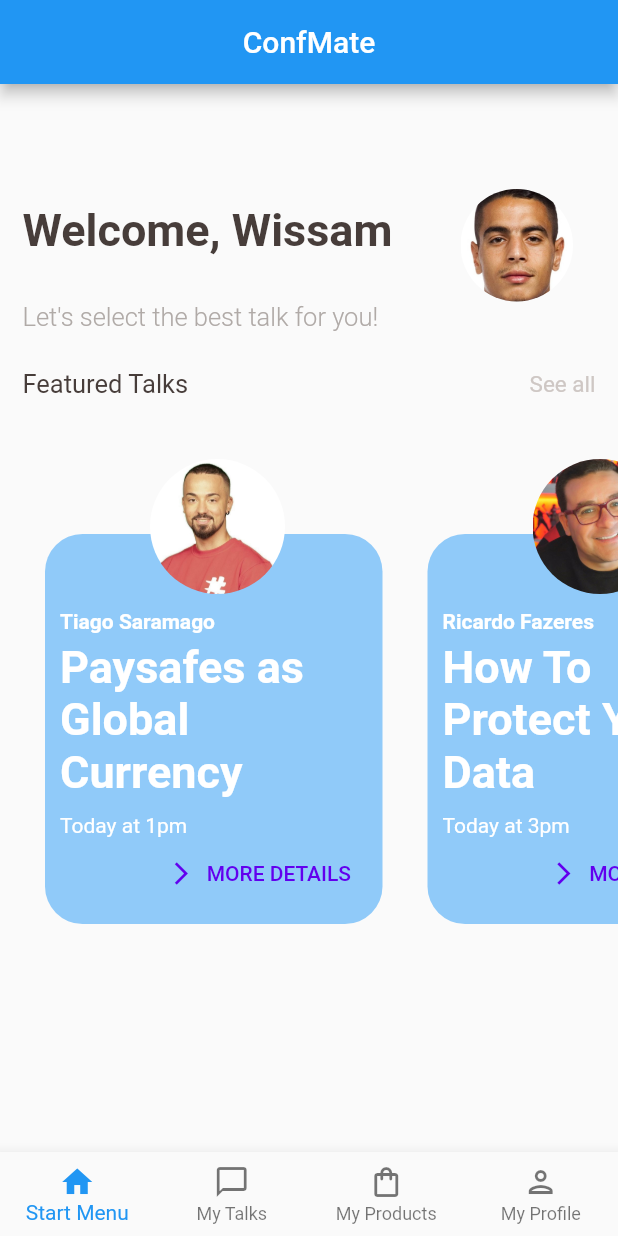
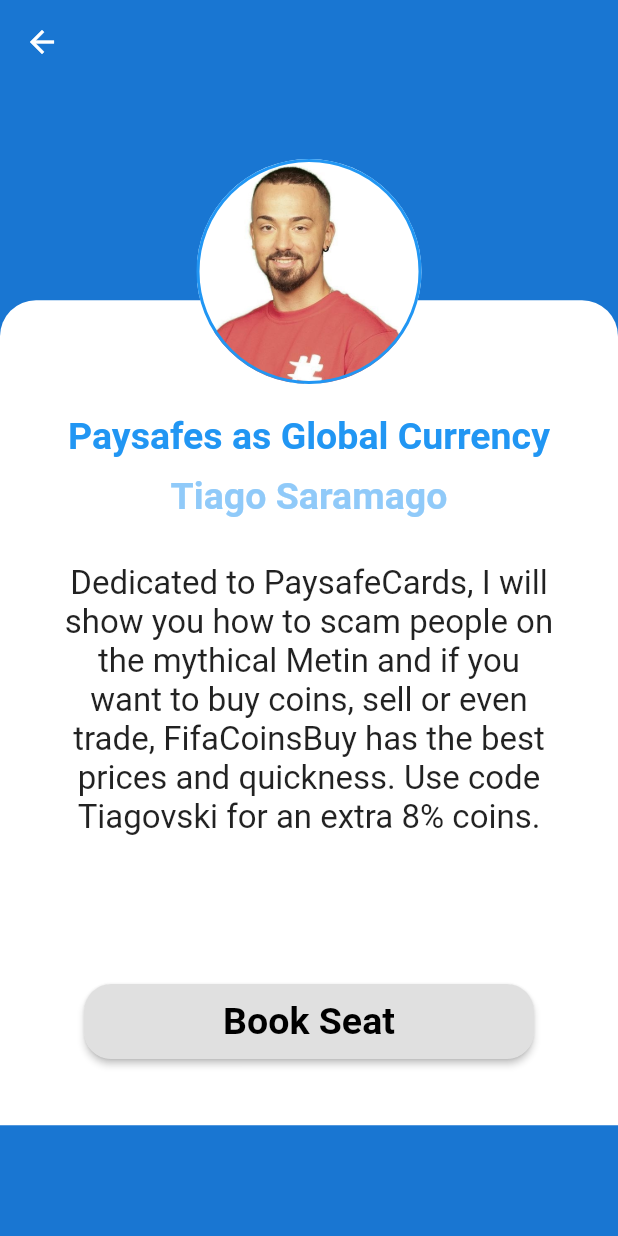
Before and after one commit to CoDyPhin/FEUP-ESOF, a Flutter app: the screen it shows after launch, after a tap on "MORE DETAILS", on a phone screen of 412 x 824 dp. Run offline on Flutter 3.47's test engine with Material 2 defaults, Android fonts, the phone set to English and light mode, and no system bars; our stand-ins replace cloud_firestore, firebase_core; accounts and stored records are empty; Roboto replaces fonts that are missing (nunito, varela).

Commit message:
Added Talks

```diff
--- /dev/null
+++ b/confmate/lib/Talk.dart
@@ -0,0 +1,133 @@
+import 'package:flutter/material.dart';
+
+class Talk {
+  String name;
+  String hostName;
+  String description;
+  String photo;
+
+  Talk(this.name, this.hostName, this.description, this.photo);
+}
+
+// ignore: camel_case_types
+class talkDescription extends StatefulWidget {
+  final String name;
+  final String hostName;
+  final String description;
+  final String photo;
+  talkDescription(this.name, this.hostName, this.description, this.photo);
+
+  @override
+  _talkDescriptionState createState() => _talkDescriptionState(
+      this.name, this.hostName, this.description, this.photo);
+}
+
+// ignore: camel_case_types
+class _talkDescriptionState extends State<talkDescription> {
+  String name;
+  String hostName;
+  String description;
+  String photo;
+  _talkDescriptionState(this.name, this.hostName, this.description, this.photo);
+
+  @override
+  Widget build(BuildContext context) {
+    return Scaffold(
+      backgroundColor: Colors.blue[700],
+      appBar: buildAppBar(),
+      body: buildBody(context),
+    );
+  }
+
+  buildBody(context) => Body(context);
+
+  AppBar buildAppBar() =>
+      AppBar(backgroundColor: Colors.blue[700], elevation: 0);
+
+  Body(BuildContext context) {
+    Size size = MediaQuery.of(context).size;
+    return SingleChildScrollView(
+      child: Column(children: <Widget>[
+        Stack(alignment: Alignment.topCenter, children: <Widget>[
+          Container(
+              margin: EdgeInsets.only(top: size.height * 0.175),
+              height: 550,
+              decoration: BoxDecoration(
+                  color: Colors.white,
+                  borderRadius: BorderRadius.only(
+                      topLeft: Radius.circular(24),
+                      topRight: Radius.circular(24)))),
+          Positioned(
+              top: 50.0,
+              child: Container(
+                  height: 150.0,
+                  width: 150.0,
+                  decoration: BoxDecoration(
+                      border: Border.all(color: Colors.blue, width: 2),
+                      borderRadius: BorderRadius.circular(200.0),
+                      image: DecorationImage(
+                          alignment: Alignment.center,
+                          image: AssetImage(this.photo),
+                          fit: BoxFit.cover)))),
+          Positioned(
+              top: 220.0,
+              child: Container(
+                child: Text(
+                  this.name,
+                  style: TextStyle(
+                      fontFamily: 'nunito',
+                      fontSize: 25.0,
+                      fontWeight: FontWeight.bold,
+                      color: Colors.blue),
+                ),
+              )),
+          Positioned(
+              top: 260.0,
+              child: Container(
+                child: Text(
+                  this.hostName,
+                  style: TextStyle(
+                      fontFamily: 'nunito',
+                      fontSize: 25.0,
+                      fontWeight: FontWeight.bold,
+                      color: Colors.blue[200]),
+                ),
+              )),
+          Positioned(
+              top: 320.0,
+              width: 330.0,
+              child: Container(
+                padding: EdgeInsets.only(left: 0.0, right: 0.0),
+                height: 260.0,
+                width: 225.0,
+                child: Text(
+                  this.description,
+                  style: TextStyle(fontSize: 22),
+                  textAlign: TextAlign.center,
+                ),
+              )),
+          Positioned(
+            width: 300.0,
+            height: 50.0,
+            top: 600.0,
+            child: RaisedButton(
+              onPressed: () {},
+              textColor: Colors.white,
+              shape: RoundedRectangleBorder(
+                  borderRadius: BorderRadius.circular(18.0)),
+              child: new Text(
+                "Book Seat",
+                style: TextStyle(
+                    fontFamily: 'nunito',
+                    fontSize: 25.0,
+                    fontWeight: FontWeight.bold,
+                    color: Colors.black),
+                textAlign: TextAlign.center,
+              ),
+            ),
+          )
+        ]),
+      ]),
+    );
+  }
+}
--- /dev/null
+++ b/confmate/lib/database.dart
@@ -0,0 +1,7 @@
+import 'package:cloud_firestore/cloud_firestore.dart';
+
+Future<void> userSetup(String displayName) async {
+  CollectionReference talks = FirebaseFirestore.instance.collection('Talks');
+  talks.add({'name': displayName});
+  return;
+}
--- a/confmate/lib/main.dart
+++ b/confmate/lib/main.dart
@@ -1,10 +1,15 @@
+import 'package:cloud_firestore/cloud_firestore.dart';
+import 'package:confmate/database.dart';
+import 'package:firebase_core/firebase_core.dart';
 import 'package:flutter/material.dart';
 
+import 'Talk.dart';
+
 void main() {
-  runApp(MyApp());
+  runApp(startApp());
 }
 
-class MyApp extends StatelessWidget {
+class startApp extends StatelessWidget {
   // This widget is the root of your application.
   @override
   Widget build(BuildContext context) {
@@ -26,6 +31,16 @@ class MyApp extends StatelessWidget {
         // closer together (more dense) than on mobile platforms.
         visualDensity: VisualDensity.adaptivePlatformDensity,
       ),
+      home: ConfMate(),
+    );
+  }
+}
+
+class ConfMate extends StatelessWidget {
+  @override
+  Widget build(BuildContext context) {
+    return MaterialApp(
+      title: 'ConfMate',
       home: Home(),
     );
   }
@@ -37,6 +52,16 @@ class Home extends StatefulWidget {
 }
 
 class _HomeState extends State<Home> {
+  final List<Talk> talksList = [
+    Talk(
+        "Paysafes as Global Currency",
+        "Tiago Saramago",
+        "Dedicated to PaysafeCards, I will show you how to scam people on the mythical Metin and if you want to buy coins, sell or even trade, FifaCoinsBuy has the best prices and quickness. Use code Tiagovski for an extra 8% coins.",
+        "assets/tiagovski.jpg"),
+    Talk(
+        "How To Protect Your Data", "Ricardo Fazeres", "", "assets/ricardo.jpg")
+  ];
+
   @override
   Widget build(BuildContext context) {
     return Scaffold(
@@ -132,16 +157,36 @@ class _HomeState extends State<Home> {
           Container(
               height: 410.0,
               child: ListView(scrollDirection: Axis.horizontal, children: [
-                _talkListCard('assets/tiago.jpg', 'Paysafes as Global Currency',
-                    'Tiago Saramago', 'Today at 1pm'),
-                _talkListCard('assets/ricardo.jpg', 'How To Protect Your Data',
-                    'Ricardo Fazeres', 'Today at 3pm'),
+                _talkListCard(
+                    'Tiago Saramago',
+                    'Paysafes as Global Currency',
+                    'Today at 1pm',
+                    'Dedicated to PaysafeCards, I will show you how to scam people on the mythical Metin and if you want to buy coins, sell or even trade, FifaCoinsBuy has the best prices and quickness. Use code Tiagovski for an extra 8% coins.',
+                    'assets/tiago.jpg'),
+                _talkListCard(
+                    'Richard Makers',
+                    'How To Protect Your Data',
+                    'Today at 3pm',
+                    "I will show you how I, after getting hacked, conducted my army of penguins to hunt down the people that did this to me and successfully captured them.",
+                    'assets/ricardo.jpg'),
+                _talkListCard(
+                    'Caio Nogueira from Albergaria',
+                    'Ben Yedder, Guida FC Legend',
+                    'Today at 3pm',
+                    "AAAAHHHHHHHHHHHHHHHHHHHHHHHHHHHHHHHHHHHHHHHHHHHHHH OH MEU DEUSSSSSSSSSSSS O QUEEEEEEEEEE NAO DEIXA ME SAIR POR FAVOR ESTE JA ESTA PERDIDO XAU XAU XAU",
+                    'assets/caio.png'),
+                _talkListCard(
+                    'Pedro Queirós',
+                    'CAARLOS TAS ME A OUBIR',
+                    'Today at 6pm',
+                    "Join me as I tell carlos if he can listen to me. Not Recommended for non deaf humans",
+                    'assets/queiros.png'),
               ])),
         ]));
   }
 
-  _talkListCard(
-      String imgPath, String talkName, String hostName, String description) {
+  _talkListCard(String hostName, String talkName, String time,
+      String description, String imgPath) {
     return Padding(
         padding: EdgeInsets.only(left: 15.0, right: 15.0),
         child: Container(
@@ -185,7 +230,7 @@ class _HomeState extends State<Home> {
                                 ),
                                 SizedBox(height: 10.0),
                                 Text(
-                                  description,
+                                  time,
                                   style: TextStyle(
                                       fontFamily: 'nunito',
                                       fontSize: 14.0,
@@ -200,7 +245,14 @@ class _HomeState extends State<Home> {
                       child: FlatButton.icon(
                         textColor: Color(0xFF6200EE),
                         onPressed: () {
-                          // Respond to button press
+                          Navigator.push(
+                              context,
+                              MaterialPageRoute(
+                                  builder: (context) => talkDescription(
+                                      talkName,
+                                      hostName,
+                                      description,
+                                      imgPath)));
                         },
                         icon: Icon(Icons.arrow_forward_ios, size: 18),
                         label: Text("MORE DETAILS"),
```
Also changed, not shown: confmate/pubspec.yaml (+6 -7 lines), confmate/assets/caio.png (added), confmate/assets/queiros.png (added), confmate/pubspec.lock, 2 other files.
